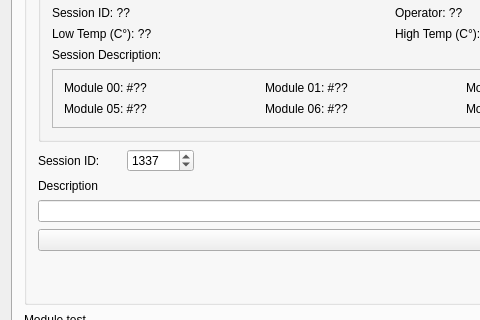
The window that GUI.ui (pisaoutertracker/BurnIn_Controller) describes before a commit, drawn with Qt 5; both pictures show x 0 to 480 and y 123 to 443 of the 1125 by 858 pixel window.
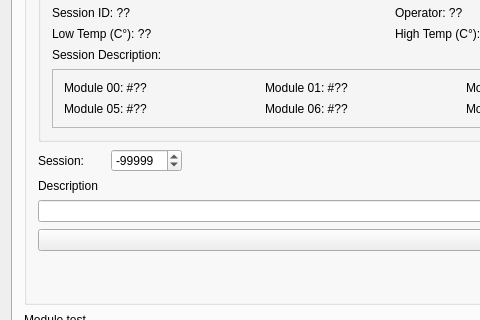
The same window after the commit. Icons and pictures are not drawn. Custom widgets are drawn as their Qt base class.

Commit message: fixes to session database submission

What changed in the file:
```diff
--- a/GUI.ui
+++ b/GUI.ui
@@ -719,7 +719,7 @@
              <item>
               <widget class="QLabel" name="label_72">
                <property name="text">
-                <string>Session ID:      </string>
+                <string>Session:      </string>
                </property>
               </widget>
              </item>
@@ -728,11 +728,14 @@
                <property name="decimals">
                 <number>0</number>
                </property>
+               <property name="minimum">
+                <double>-9999999.000000000000000</double>
+               </property>
                <property name="maximum">
                 <double>9999999.000000000000000</double>
                </property>
                <property name="value">
-                <double>1337.000000000000000</double>
+                <double>-99999.000000000000000</double>
                </property>
               </widget>
              </item>
```
The commit also changes 2 other files.
